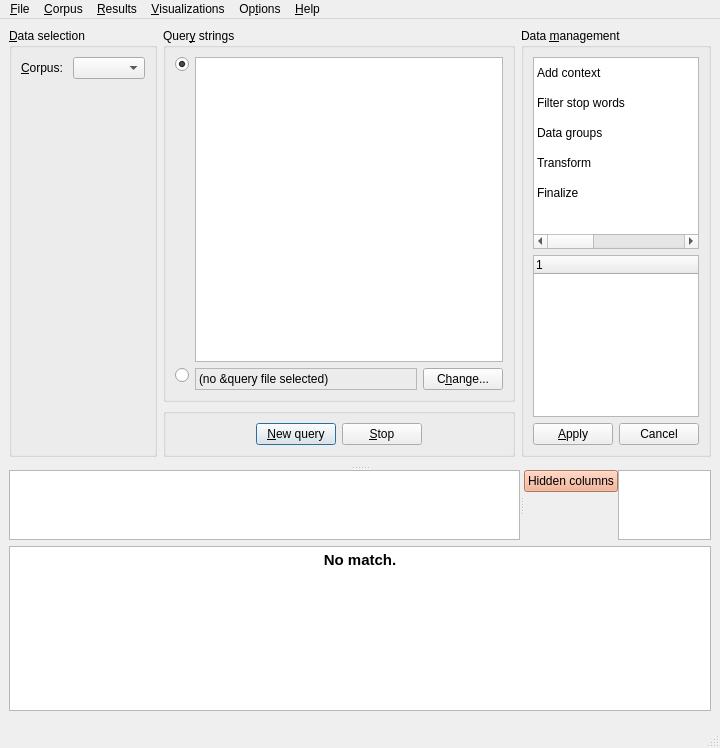
This is coquery/gui/ui/coquery.ui in gkunter/coquery as Qt 5 draws it before an edit. The edited form follows.
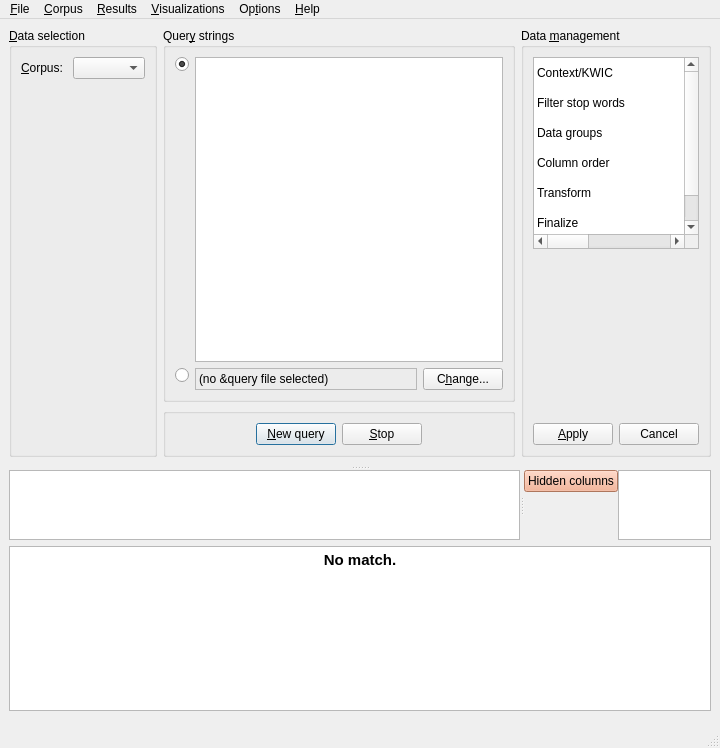
This is the edited form. Icons and pictures are not drawn. Custom widgets are drawn as their Qt base class.

Commit message: Add Column order tool, which will eventually address #141

```diff
--- a/coquery/gui/ui/coquery.ui
+++ b/coquery/gui/ui/coquery.ui
@@ -151,7 +151,7 @@
               <bool>false</bool>
              </property>
              <property name="rowCount">
-              <number>5</number>
+              <number>6</number>
              </property>
              <property name="columnCount">
               <number>3</number>
@@ -167,12 +167,13 @@
              <row/>
              <row/>
              <row/>
+             <row/>
              <column/>
              <column/>
              <column/>
              <item row="0" column="0">
               <property name="text">
-               <string>Add context</string>
+               <string>Context/KWIC</string>
               </property>
              </item>
              <item row="0" column="1">
@@ -217,7 +218,7 @@
              </item>
              <item row="3" column="0">
               <property name="text">
-               <string>Transform</string>
+               <string>Column order</string>
               </property>
              </item>
              <item row="3" column="1">
@@ -232,7 +233,7 @@
              </item>
              <item row="4" column="0">
               <property name="text">
-               <string>Finalize</string>
+               <string>Transform</string>
               </property>
              </item>
              <item row="4" column="1">
@@ -245,6 +246,11 @@
                <string/>
               </property>
              </item>
+             <item row="5" column="0">
+              <property name="text">
+               <string>Finalize</string>
+              </property>
+             </item>
             </widget>
            </item>
            <item>
@@ -256,7 +262,7 @@
               </sizepolicy>
              </property>
              <property name="currentIndex">
-              <number>2</number>
+              <number>3</number>
              </property>
              <widget class="QWidget" name="tool_widget_page_context">
               <layout class="QVBoxLayout" name="verticalLayout_7">
@@ -451,6 +457,13 @@
                </item>
               </layout>
              </widget>
+             <widget class="QWidget" name="tool_widget_page_columns">
+              <layout class="QVBoxLayout" name="verticalLayout_9">
+               <item>
+                <widget class="CoqGroupColumns" name="widget" native="true"/>
+               </item>
+              </layout>
+             </widget>
              <widget class="QWidget" name="tool_widget_page_transform">
               <layout class="QVBoxLayout" name="verticalLayout_10">
                <property name="margin">
@@ -1580,6 +1593,12 @@
    <extends>QTreeWidget</extends>
    <header>..grouptree</header>
   </customwidget>
+  <customwidget>
+   <class>CoqGroupColumns</class>
+   <extends>QWidget</extends>
+   <header>..groupcolumns</header>
+   <container>1</container>
+  </customwidget>
  </customwidgets>
  <resources/>
  <connections/>
```
The commit also changes 2 other files.
